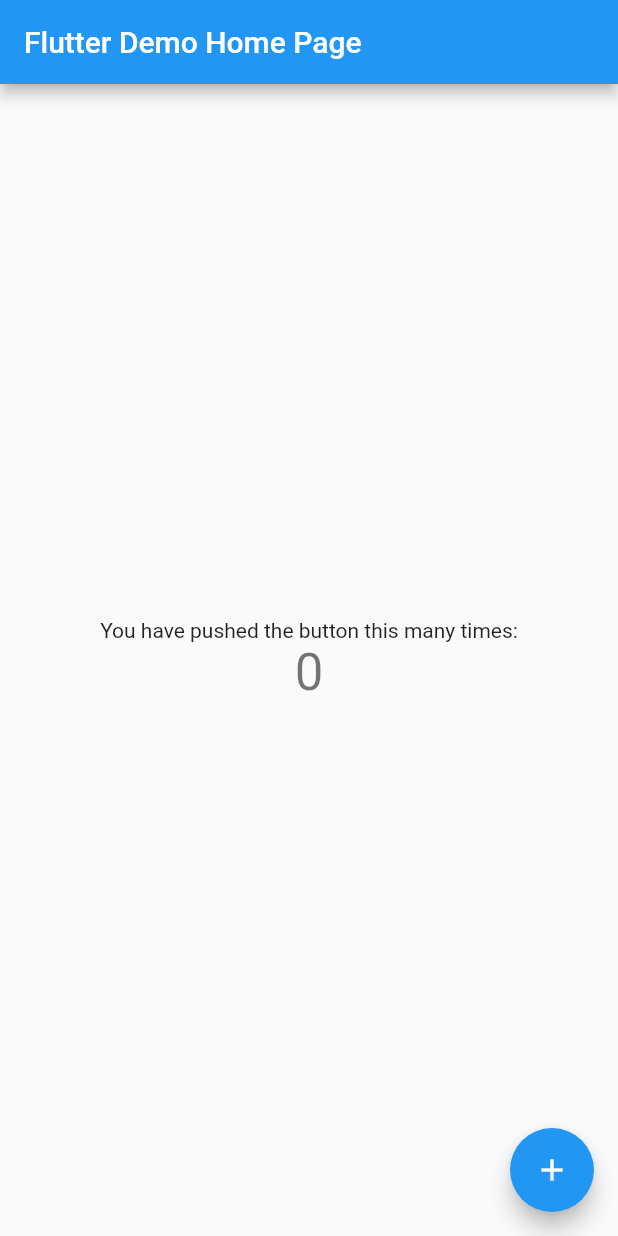
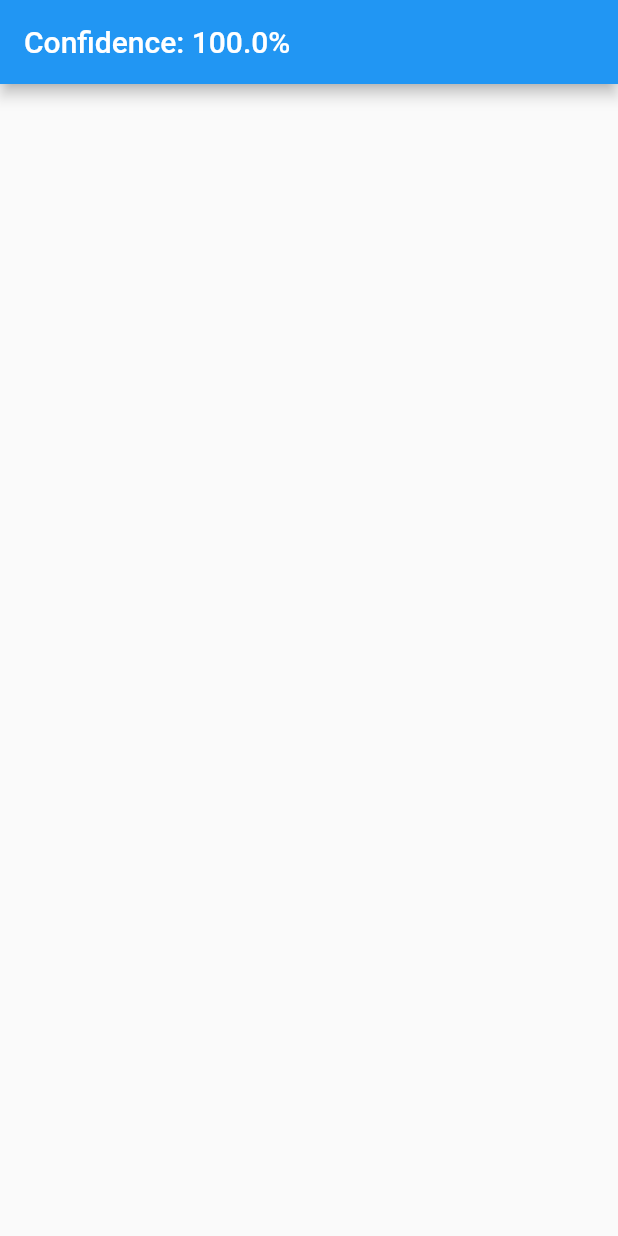
Before and after one commit to anantcodes/Voice, a Flutter app: the screen it shows after launch, on a phone screen of 412 x 824 dp. Run offline on Flutter 3.47's test engine with Material 2 defaults, Android fonts, the light colour scheme and no system bars; our stand-ins replace speech_to_text.

Commit message:
:sparkles: voice page

```diff
--- a/lib/main.dart
+++ b/lib/main.dart
@@ -1,113 +1,18 @@
 import 'package:flutter/material.dart';
+import 'package:voice/voice.dart';
 
 void main() {
   runApp(MyApp());
 }
 
 class MyApp extends StatelessWidget {
-  // This widget is the root of your application.
   @override
   Widget build(BuildContext context) {
     return MaterialApp(
-      title: 'Flutter Demo',
-      theme: ThemeData(
-        // This is the theme of your application.
-        //
-        // Try running your application with "flutter run". You'll see the
-        // application has a blue toolbar. Then, without quitting the app, try
-        // changing the primarySwatch below to Colors.green and then invoke
-        // "hot reload" (press "r" in the console where you ran "flutter run",
-        // or simply save your changes to "hot reload" in a Flutter IDE).
-        // Notice that the counter didn't reset back to zero; the application
-        // is not restarted.
-        primarySwatch: Colors.blue,
-      ),
-      home: MyHomePage(title: 'Flutter Demo Home Page'),
+        initialRoute: '/home',
+        routes: {
+          '/home': (context) => Voice(),
+        }
     );
   }
 }
-
-class MyHomePage extends StatefulWidget {
-  MyHomePage({Key key, this.title}) : super(key: key);
-
-  // This widget is the home page of your application. It is stateful, meaning
-  // that it has a State object (defined below) that contains fields that affect
-  // how it looks.
-
-  // This class is the configuration for the state. It holds the values (in this
-  // case the title) provided by the parent (in this case the App widget) and
-  // used by the build method of the State. Fields in a Widget subclass are
-  // always marked "final".
-
-  final String title;
-
-  @override
-  _MyHomePageState createState() => _MyHomePageState();
-}
-
-class _MyHomePageState extends State<MyHomePage> {
-  int _counter = 0;
-
-  void _incrementCounter() {
-    setState(() {
-      // This call to setState tells the Flutter framework that something has
-      // changed in this State, which causes it to rerun the build method below
-      // so that the display can reflect the updated values. If we changed
-      // _counter without calling setState(), then the build method would not be
-      // called again, and so nothing would appear to happen.
-      _counter++;
-    });
-  }
-
-  @override
-  Widget build(BuildContext context) {
-    // This method is rerun every time setState is called, for instance as done
-    // by the _incrementCounter method above.
-    //
-    // The Flutter framework has been optimized to make rerunning build methods
-    // fast, so that you can just rebuild anything that needs updating rather
-    // than having to individually change instances of widgets.
-    return Scaffold(
-      appBar: AppBar(
-        // Here we take the value from the MyHomePage object that was created by
-        // the App.build method, and use it to set our appbar title.
-        title: Text(widget.title),
-      ),
-      body: Center(
-        // Center is a layout widget. It takes a single child and positions it
-        // in the middle of the parent.
-        child: Column(
-          // Column is also a layout widget. It takes a list of children and
-          // arranges them vertically. By default, it sizes itself to fit its
-          // children horizontally, and tries to be as tall as its parent.
-          //
-          // Invoke "debug painting" (press "p" in the console, choose the
-          // "Toggle Debug Paint" action from the Flutter Inspector in Android
-          // Studio, or the "Toggle Debug Paint" command in Visual Studio Code)
-          // to see the wireframe for each widget.
-          //
-          // Column has various properties to control how it sizes itself and
-          // how it positions its children. Here we use mainAxisAlignment to
-          // center the children vertically; the main axis here is the vertical
-          // axis because Columns are vertical (the cross axis would be
-          // horizontal).
-          mainAxisAlignment: MainAxisAlignment.center,
-          children: <Widget>[
-            Text(
-              'You have pushed the button this many times:',
-            ),
-            Text(
-              '$_counter',
-              style: Theme.of(context).textTheme.headline4,
-            ),
-          ],
-        ),
-      ),
-      floatingActionButton: FloatingActionButton(
-        onPressed: _incrementCounter,
-        tooltip: 'Increment',
-        child: Icon(Icons.add),
-      ), // This trailing comma makes auto-formatting nicer for build methods.
-    );
-  }
-}
--- /dev/null
+++ b/lib/voice.dart
@@ -0,0 +1,45 @@
+import 'package:flutter/material.dart';
+import 'package:speech_to_text/speech_to_text.dart' as stt;
+
+class Voice extends StatelessWidget {
+  @override
+  Widget build(BuildContext context) {
+    return MaterialApp(
+      title: 'Voice',
+      debugShowCheckedModeBanner: false,
+      theme: ThemeData(
+        primarySwatch: Colors.blue,
+        visualDensity: VisualDensity.adaptivePlatformDensity,
+      ),
+      home: Speech(),
+    );
+  }
+}
+
+class Speech extends StatefulWidget {
+  @override
+  _SpeechState createState() => _SpeechState();
+}
+
+class _SpeechState extends State<Speech> {
+
+  stt.SpeechToText speech;
+  bool isListening = false;
+  String text= 'Press the button to speak';
+  double conf=1.0;
+
+  @override
+  void initState() {
+    super.initState();
+    speech=stt.SpeechToText();
+  }
+
+  @override
+  Widget build(BuildContext context) {
+    return Scaffold(
+      appBar: AppBar(
+        title: Text('Confidence: ${(conf*100.0).toStringAsFixed(1)}%'),
+      ),
+    );
+  }
+}
```
Also changed, not shown: 1 other file.
